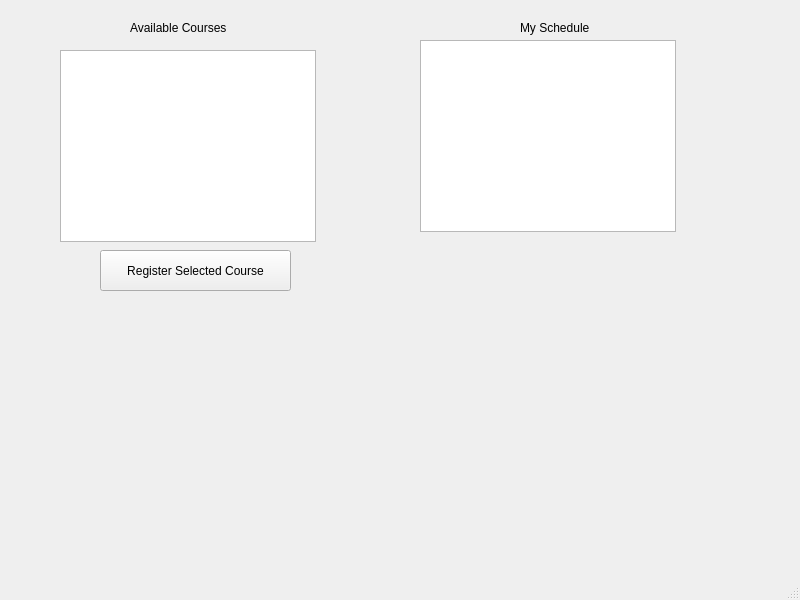
Old version of the form University_Course_Sytem/studentwindow.ui in the repository omarsabla/University_Course_Registration_System.
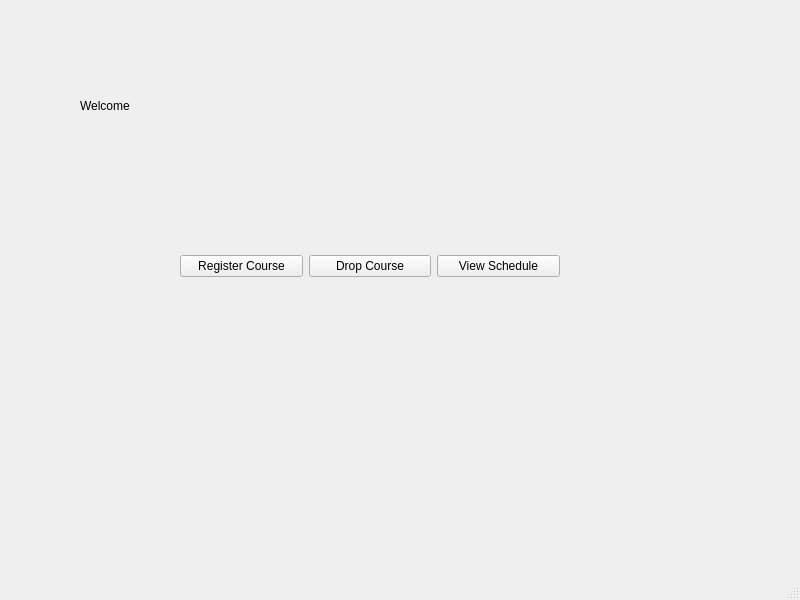
New version of the form.

```diff
--- a/University_Course_Sytem/studentwindow.ui
+++ b/University_Course_Sytem/studentwindow.ui
@@ -17,61 +17,53 @@
    <widget class="QLabel" name="label">
     <property name="geometry">
      <rect>
-      <x>130</x>
-      <y>20</y>
-      <width>111</width>
-      <height>16</height>
+      <x>80</x>
+      <y>70</y>
+      <width>301</width>
+      <height>71</height>
      </rect>
     </property>
     <property name="text">
-     <string>Available Courses</string>
+     <string>Welcome </string>
     </property>
    </widget>
-   <widget class="QTableWidget" name="availableCoursesTable">
+   <widget class="QWidget" name="layoutWidget">
     <property name="geometry">
      <rect>
-      <x>60</x>
-      <y>50</y>
-      <width>256</width>
-      <height>192</height>
-     </rect>
-    </property>
-   </widget>
-   <widget class="QPushButton" name="registerButton">
-    <property name="geometry">
-     <rect>
-      <x>100</x>
+      <x>180</x>
       <y>250</y>
-      <width>191</width>
-      <height>41</height>
+      <width>380</width>
+      <height>32</height>
      </rect>
     </property>
-    <property name="text">
-     <string>Register Selected Course</string>
-    </property>
-   </widget>
-   <widget class="QLabel" name="label_2">
-    <property name="geometry">
-     <rect>
-      <x>520</x>
-      <y>20</y>
-      <width>101</width>
-      <height>16</height>
-     </rect>
-    </property>
-    <property name="text">
-     <string>My Schedule</string>
-    </property>
-   </widget>
-   <widget class="QTableWidget" name="myCoursesTable">
-    <property name="geometry">
-     <rect>
-      <x>420</x>
-      <y>40</y>
-      <width>256</width>
-      <height>192</height>
-     </rect>
-    </property>
+    <layout class="QGridLayout" name="gridLayout">
+     <item row="0" column="1">
+      <widget class="QPushButton" name="Drop_Course_Button">
+       <property name="text">
+        <string>Drop Course</string>
+       </property>
+      </widget>
+     </item>
+     <item row="0" column="0">
+      <widget class="QPushButton" name="registercourse_Button">
+       <property name="font">
+        <font>
+         <family>.AppleSystemUIFont</family>
+        </font>
+       </property>
+       <property name="text">
+        <string>Register Course</string>
+       </property>
+      </widget>
+     </item>
+     <item row="0" column="2">
+      <widget class="QPushButton" name="pushButton_2">
+       <property name="text">
+        <string>View Schedule</string>
+       </property>
+      </widget>
+     </item>
+    </layout>
    </widget>
   </widget>
   <widget class="QMenuBar" name="menubar">
```
Left out of the diff: 2 changed lines with no effect on the pictures.
